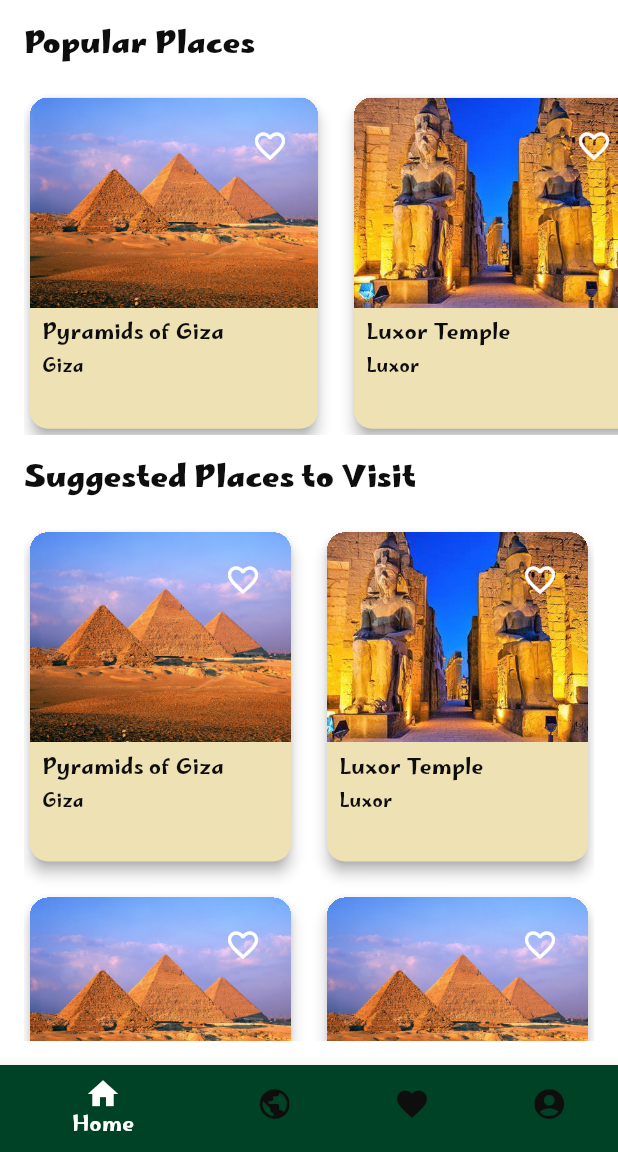
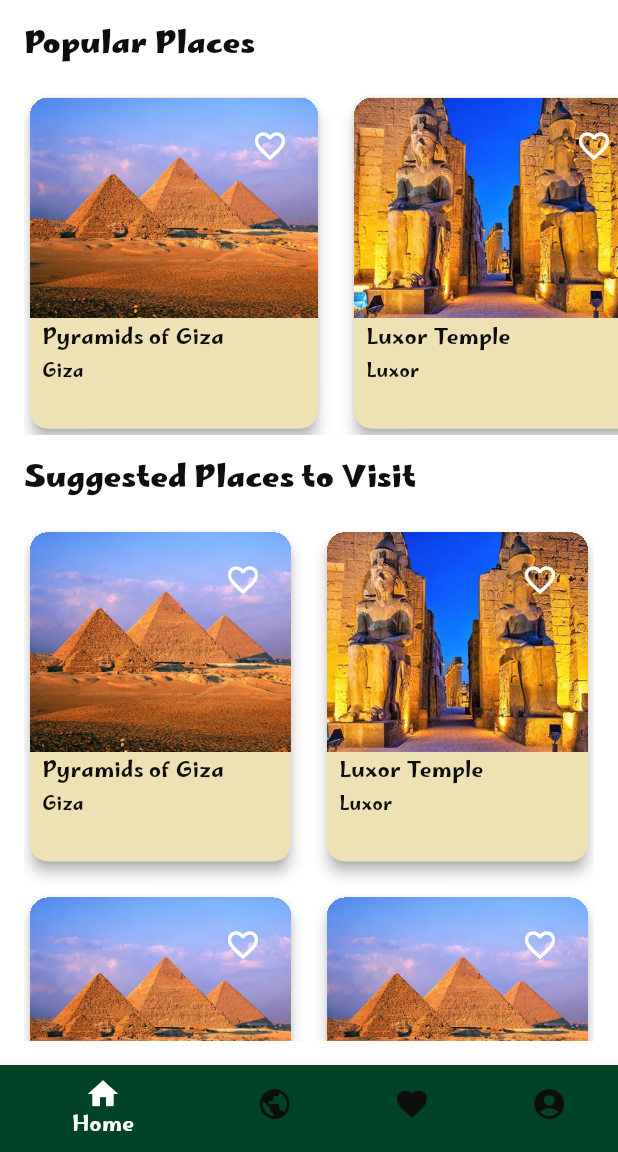
Before and after one commit to roaagawish/sprints_tourist_guide_app, a Flutter app: the screen it shows after launch, on a phone screen of 412 x 824 dp, the part 84-1236 px from its top. Run offline on Flutter 3.47's test engine with Material 3 defaults, Android fonts, the phone set to English and light mode, and no system bars; our stand-ins replace lottie.

Commit message:
fix: overflow issue in place card

```diff
--- a/lib/screens/03_home/widgets/place_card.dart
+++ b/lib/screens/03_home/widgets/place_card.dart
@@ -19,11 +19,13 @@ class PlaceCard extends StatelessWidget {
       child: Column(
         crossAxisAlignment: CrossAxisAlignment.start,
         children: [
-          Stack(
+          Expanded(
+            flex: 2,
+            child: Stack(
               children: [
                 Image.asset(
                   place.image,
-                height: 140,
+                  height: double.infinity,
                   width: double.infinity,
                   fit: BoxFit.cover,
                 ),
@@ -42,14 +44,19 @@ class PlaceCard extends StatelessWidget {
                 ),
               ],
             ),
+          ),
+          Expanded(
+            child: Column(
+              crossAxisAlignment: CrossAxisAlignment.stretch,
+              children: [
                 Padding(
-            padding: const EdgeInsets.all(8.0),
-            child: Column(
-              crossAxisAlignment: CrossAxisAlignment.start,
-              spacing: 4.0,
-              children: [
-                Text(place.name, style: Styles.style14Medium()),
-                Text(place.governorate, style: Styles.style12Medium()),
+                  padding: const EdgeInsets.only(left: 8.0, top: 4.0),
+                  child: Text(place.name, style: Styles.style14Medium()),
+                ),
+                Padding(
+                  padding: const EdgeInsets.only(left: 8.0, top: 4.0),
+                  child: Text(place.governorate, style: Styles.style12Medium()),
+                ),
               ],
             ),
           ),
```
Lines whose indentation alone changed are shown as unchanged.
